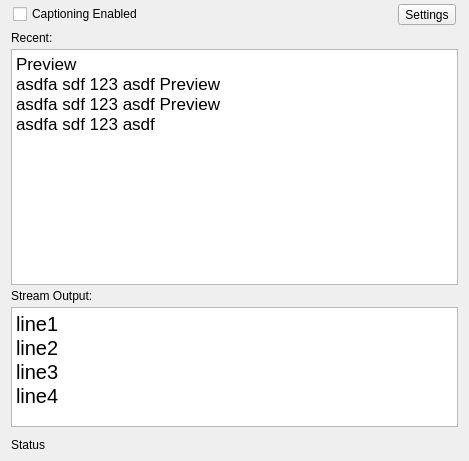
The window that src/ui/MainCaptionWidget.ui (0x01050/google-live-captions-obs-plugin) describes before a commit, drawn with Qt 5.
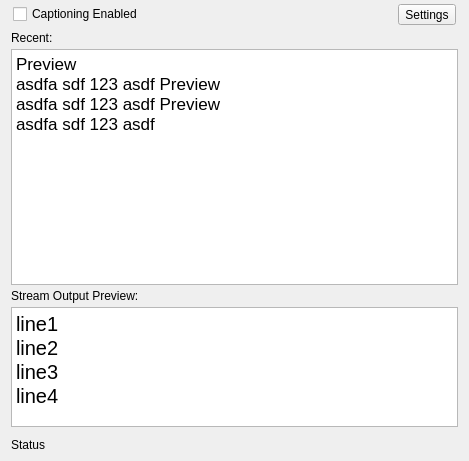
The same window after the commit.

Commit message: UI: clearer caption preview phrasing as being only preview

```diff
--- a/src/ui/MainCaptionWidget.ui
+++ b/src/ui/MainCaptionWidget.ui
@@ -83,7 +83,7 @@
    <item>
     <widget class="QLabel" name="label">
      <property name="text">
-      <string>Stream Output:</string>
+      <string>Stream Output Preview:</string>
      </property>
     </widget>
    </item>
```
